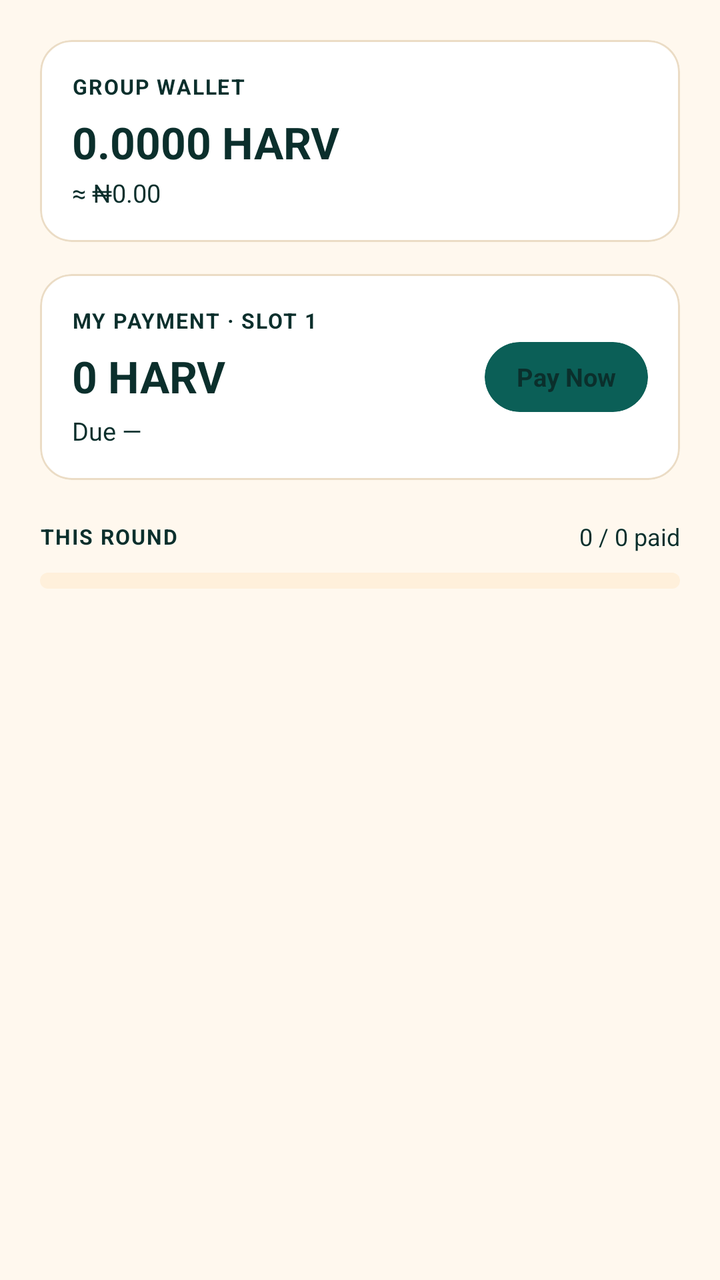
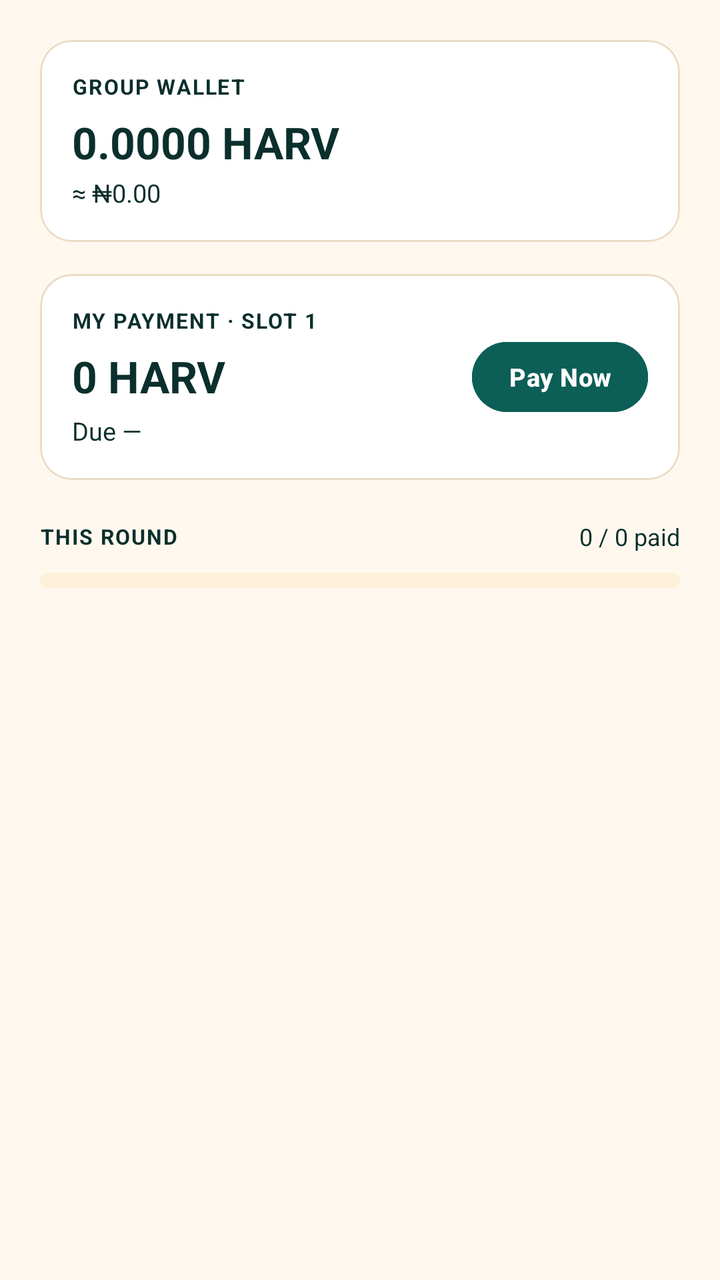

Two renders of the same Android screen: before a commit and after it. Below are the layout's source before the change and the commit's diff.
<!-- AndroidManifest.xml: application theme AppTheme -->
<!-- res/layout/group_payment_fragment.xml -->
<androidx.core.widget.NestedScrollView
	xmlns:android="http://schemas.android.com/apk/res/android"
	xmlns:app="http://schemas.android.com/apk/res-auto"
	xmlns:tools="http://schemas.android.com/tools"
	android:layout_width="match_parent"
	android:layout_height="match_parent"
	android:fillViewport="true"
	android:overScrollMode="never"
	android:background="@color/colorBackground"
	android:id="@+id/_main">
	<LinearLayout
		android:id="@+id/linear126"
		android:layout_width="match_parent"
		android:layout_height="wrap_content"
		android:padding="20dp"
		android:orientation="vertical">
		<com.google.android.material.card.MaterialCardView
			android:id="@+id/card_group_wallet"
			android:layout_width="match_parent"
			android:layout_height="wrap_content"
			android:layout_marginBottom="16dp"
			app:cardBackgroundColor="@color/colorSurface"
			app:cardCornerRadius="16dp"
			app:cardElevation="0dp"
			app:strokeWidth="1dp"
			app:strokeColor="@color/colorCardStroke">
			<LinearLayout
				android:id="@+id/linear3"
				android:layout_width="match_parent"
				android:layout_height="wrap_content"
				android:padding="16dp"
				android:orientation="vertical">
				<TextView
					android:id="@+id/textview7"
					android:layout_width="wrap_content"
					android:layout_height="wrap_content"
					android:text="GROUP WALLET"
					android:textStyle="bold"
					android:textSize="10.5sp"
					android:letterSpacing="0.06" />
				<TextView
					android:id="@+id/tv_group_wallet_balance"
					android:layout_width="wrap_content"
					android:layout_height="wrap_content"
					android:layout_marginTop="6dp"
					android:text="0.0000 HARV"
					android:textSize="22sp"
					android:textStyle="bold" />
				<TextView
					android:id="@+id/tv_group_wallet_ngn"
					android:layout_width="wrap_content"
					android:layout_height="wrap_content"
					android:layout_marginTop="2dp"
					android:text="≈ ₦0.00"
					android:textSize="12.5sp" />
				<LinearLayout
					android:id="@+id/panel_per_slot_amount"
					android:layout_width="match_parent"
					android:layout_height="wrap_content"
					android:layout_marginTop="14dp"
					android:orientation="vertical"
					android:visibility="gone">
					<View
						android:id="@+id/view27"
						android:layout_width="match_parent"
						android:layout_height="1dp"
						android:layout_marginBottom="14dp"
						android:background="@color/colorDivider" />
					<LinearLayout
						android:id="@+id/linear28"
						android:layout_width="match_parent"
						android:layout_height="wrap_content"
						android:gravity="center_vertical"
						android:orientation="horizontal">
						<LinearLayout
							android:id="@+id/linear29"
							android:layout_width="0dp"
							android:layout_height="wrap_content"
							android:orientation="vertical"
							android:layout_weight="1">
							<TextView
								android:id="@+id/textview2"
								android:layout_width="wrap_content"
								android:layout_height="wrap_content"
								android:text="PER SLOT AMOUNT"
								android:textStyle="bold"
								android:textSize="10.5sp"
								android:letterSpacing="0.06" />
							<TextView
								android:id="@+id/tv_per_slot_amount"
								android:layout_width="wrap_content"
								android:layout_height="wrap_content"
								android:layout_marginTop="4dp"
								android:text="0 HARV"
								android:textSize="15sp"
								android:textStyle="bold" />
						</LinearLayout>
						<TextView
							android:id="@+id/btn_edit_slot_amount"
							android:layout_width="wrap_content"
							android:layout_height="wrap_content"
							android:paddingTop="8dp"
							android:paddingBottom="8dp"
							android:text="Edit Amount"
							android:textSize="12sp"
							android:textStyle="bold"
							android:paddingStart="14dp"
							android:paddingEnd="14dp"
							android:backgroundTint="@color/colorAccent" />
					</LinearLayout>
				</LinearLayout>
			</LinearLayout>
		</com.google.android.material.card.MaterialCardView>
		<com.google.android.material.card.MaterialCardView
			android:id="@+id/cardview23"
			android:layout_width="match_parent"
			android:layout_height="wrap_content"
			app:cardBackgroundColor="@color/colorSurface"
			app:cardCornerRadius="16dp"
			app:cardElevation="0dp"
			app:strokeWidth="1dp"
			app:strokeColor="@color/colorCardStroke">
			<LinearLayout
				android:id="@+id/linear127"
				android:layout_width="match_parent"
				android:layout_height="wrap_content"
				android:padding="16dp"
				android:gravity="center_vertical"
				android:orientation="horizontal">
				<LinearLayout
					android:id="@+id/linear128"
					android:layout_width="0dp"
					android:layout_height="wrap_content"
					android:orientation="vertical"
					android:layout_weight="1">
					<TextView
						android:id="@+id/tv_my_payment_label"
						android:layout_width="wrap_content"
						android:layout_height="wrap_content"
						android:text="MY PAYMENT · SLOT 1"
						android:textStyle="bold"
						android:textSize="10.5sp"
						android:letterSpacing="0.06" />
					<TextView
						android:id="@+id/tv_my_payment_amount"
						android:layout_width="wrap_content"
						android:layout_height="wrap_content"
						android:layout_marginTop="6dp"
						android:text="0 HARV"
						android:textSize="22sp"
						android:textStyle="bold" />
					<TextView
						android:id="@+id/tv_my_payment_due"
						android:layout_width="wrap_content"
						android:layout_height="wrap_content"
						android:layout_marginTop="4dp"
						android:text="Due —"
						android:textSize="12.5sp" />
				</LinearLayout>
				<androidx.cardview.widget.CardView
					android:id="@+id/cardview24"
					android:layout_width="wrap_content"
					android:layout_height="wrap_content"
					app:cardBackgroundColor="@color/colorAccent"
					app:cardElevation="0dp"
					app:strokeWidth="1dp"
					app:strokeColor="@color/colorCardStroke"
					app:cardCornerRadius="30dp">
					<TextView
						android:id="@+id/btn_pay_now"
						android:tag="payment_button"
						android:layout_width="match_parent"
						android:layout_height="35dp"
						android:paddingLeft="16dp"
						android:paddingRight="16dp"
						android:gravity="center_horizontal|center_vertical"
						android:text="Pay Now"
						android:textStyle="bold"
						android:textSize="12.5sp"
						android:backgroundTint="@color/colorAccent" />
				</androidx.cardview.widget.CardView>
			</LinearLayout>
		</com.google.android.material.card.MaterialCardView>
		<LinearLayout
			android:id="@+id/panel_type_board"
			android:layout_width="match_parent"
			android:layout_height="wrap_content"
			android:layout_marginTop="16dp"
			android:padding="16dp"
			android:background="@color/colorSurface"
			android:orientation="vertical"
			android:visibility="gone">
			<TextView
				android:id="@+id/tv_type_board_title"
				android:layout_width="match_parent"
				android:layout_height="wrap_content"
				android:text="Payments"
				android:textSize="15sp"
				android:textStyle="bold" />
			<TextView
				android:id="@+id/tv_type_board_subtitle"
				android:layout_width="match_parent"
				android:layout_height="wrap_content"
				android:layout_marginTop="4dp"
				android:text=""
				android:textSize="12.5sp" />
			<LinearLayout
				android:id="@+id/layout_type_board"
				android:layout_width="match_parent"
				android:layout_height="wrap_content"
				android:layout_marginTop="10dp"
				android:orientation="vertical" />
			<TextView
				android:id="@+id/tv_type_board_legend"
				android:layout_width="match_parent"
				android:layout_height="wrap_content"
				android:layout_marginTop="8dp"
				android:text=""
				android:textSize="11sp" />
		</LinearLayout>
		<LinearLayout
			android:id="@+id/panel_fixed_days"
			android:layout_width="match_parent"
			android:layout_height="wrap_content"
			android:layout_marginTop="16dp"
			android:padding="16dp"
			android:background="@color/colorSurface"
			android:orientation="vertical"
			android:visibility="gone">
			<TextView
				android:id="@+id/textview8"
				android:layout_width="match_parent"
				android:layout_height="wrap_content"
				android:text="Daily custody calendar (31 days)"
				android:textSize="14sp"
				android:textStyle="bold" />
			<TextView
				android:id="@+id/tv_fixed_progress"
				android:layout_width="match_parent"
				android:layout_height="wrap_content"
				android:layout_marginTop="4dp"
				android:layout_marginBottom="8dp"
				android:text="0 / 31 days"
				android:textSize="12sp" />
			<androidx.recyclerview.widget.RecyclerView
				android:id="@+id/recycler_fixed_days"
				android:layout_width="match_parent"
				android:layout_height="wrap_content"
				android:nestedScrollingEnabled="false"
				android:overScrollMode="never" />
			<TextView
				android:id="@+id/textview9"
				android:layout_width="match_parent"
				android:layout_height="wrap_content"
				android:layout_marginTop="8dp"
				android:text="Admin holds funds. Month end: 30 days returned to member, 1 day admin fee."
				android:textSize="11sp" />
		</LinearLayout>
		<LinearLayout
			android:id="@+id/linear129"
			android:layout_width="match_parent"
			android:layout_height="wrap_content"
			android:layout_marginTop="20dp"
			android:gravity="center_vertical"
			android:orientation="horizontal">
			<TextView
				android:id="@+id/textview72"
				android:layout_width="0dp"
				android:layout_height="wrap_content"
				android:text="THIS ROUND"
				android:textStyle="bold"
				android:layout_weight="1"
				android:textSize="10.5sp"
				android:letterSpacing="0.06" />
			<TextView
				android:id="@+id/tv_round_paid_count"
				android:layout_width="wrap_content"
				android:layout_height="wrap_content"
				android:text="0 / 0 paid"
				android:textSize="12sp" />
		</LinearLayout>
		<com.google.android.material.progressindicator.LinearProgressIndicator
			android:id="@+id/progress_round_paid"
			android:layout_width="match_parent"
			android:layout_height="wrap_content"
			android:layout_marginTop="10dp"
			app:trackThickness="8dp"
			app:trackCornerRadius="30dp"
			app:indicatorColor="@color/colorAccent"
			app:trackColor="@color/colorSurfaceAlt" />
		<androidx.recyclerview.widget.RecyclerView
			android:id="@+id/recycler_payments"
			android:layout_width="match_parent"
			android:layout_height="wrap_content"
			android:layout_marginTop="12dp"
			android:nestedScrollingEnabled="false"
			android:overScrollMode="never" />
		<TextView
			android:id="@+id/tv_payments_empty"
			android:layout_width="match_parent"
			android:layout_height="wrap_content"
			android:padding="24dp"
			android:gravity="center_horizontal|center_vertical"
			android:text="No payment records for this round yet."
			android:textSize="13sp"
			android:visibility="gone" />
	</LinearLayout>
</androidx.core.widget.NestedScrollView>
<!-- resources referenced by this layout -->
<resources>
  <style name="AppTheme" parent="Theme.MaterialComponents.DayNight.NoActionBar">
          <item name="popupMenuStyle">@style/HarvanaPopupMenu</item>
          <item name="actionOverflowMenuStyle">@style/HarvanaPopupMenu</item>
          
          <item name="spinnerStyle">@style/HarvanaSpinner</item>
          <item name="materialButtonStyle">@style/HarvanaButton</item>
          <item name="materialButtonOutlinedStyle">@style/HarvanaButton.Outlined</item>
          
          <item name="homeAsUpIndicator">@drawable/ic_nav_back</item>
          
          <item name="android:textViewStyle">@style/HarvanaTextView</item>
          <item name="appBarColor">@color/colorBackground</item>
          <item name="onAppBarColor">@color/colorTextPrimary</item>
          <item name="colorSecondary">@color/colorAccent</item>
          <item name="colorOnSecondary">@color/colorTextOnAccent</item>
          <item name="colorPrimaryVariant">@color/colorAccentDark</item>
          <item name="colorSecondaryVariant">@color/colorAccentDark</item>
          <item name="colorError">@color/colorError</item>
          <item name="colorOnError">@color/colorTextPrimaryWhite</item>
          <item name="colorControlActivated">@color/colorAccent</item>
          <item name="colorControlNormal">@color/colorControlNormal</item>
          <item name="colorControlHighlight">@color/colorAccentRipple</item>
          <item name="android:textColorHighlight">@color/colorAccentStroke</item>
          <item name="android:textColorLink">@color/colorAccentStrong</item>
          <item name="android:editTextColor">@color/colorTextPrimary</item>
          <item name="android:navigationBarColor">@color/colorBackground</item>
          <item name="colorPrimary">@color/colorAccent</item>
          <item name="colorPrimaryDark">@color/colorAccentStrong</item>
          <item name="colorAccent">@color/colorAccent</item>
          <item name="colorSurface">@color/colorSurface</item>
          <item name="colorOnPrimary">@color/colorTextOnAccent</item>
          <item name="colorOnSurface">@color/colorTextPrimary</item>
          <item name="colorOnBackground">@color/colorTextPrimary</item>
          <item name="colorOnSurfaceVariant">@color/colorTextSecondary</item>
          <item name="android:textColorPrimary">@color/colorTextPrimary</item>
          <item name="android:textColorSecondary">@color/colorTextSecondary</item>
          <item name="android:textColorHint">@color/colorTextTertiary</item>
          <item name="android:statusBarColor">?attr/appBarColor</item>
          <item name="android:windowLightStatusBar">true</item>
          <item name="android:windowBackground">@color/colorBackground</item>
          <item name="alertDialogTheme">@style/HarvanaAlertDialog</item>
          <item name="materialAlertDialogTheme">@style/HarvanaAlertDialog</item>
          <item name="bottomSheetDialogTheme">@style/HarvanaBottomSheetDialog</item>
      </style>
  <!-- unchanged entries left out for length: 30 -->
</resources>

<!-- the commit's change to res/layout/group_payment_fragment.xml (unified diff, before → after) -->
@@ -60,12 +60,12 @@
 					android:layout_marginTop="14dp"
 					android:orientation="vertical"
 					android:visibility="gone">
-					<View
+					<com.google.android.material.divider.MaterialDivider
 						android:id="@+id/view27"
 						android:layout_width="match_parent"
 						android:layout_height="1dp"
 						android:layout_marginBottom="14dp"
-						android:background="@color/colorDivider" />
+	app:dividerColor="@color/colorDivider"/>
 					<LinearLayout
 						android:id="@+id/linear28"
 						android:layout_width="match_parent"
@@ -95,7 +95,7 @@
 								android:textSize="15sp"
 								android:textStyle="bold" />
 						</LinearLayout>
-						<TextView
+						<com.google.android.material.button.MaterialButton
 							android:id="@+id/btn_edit_slot_amount"
 							android:layout_width="wrap_content"
 							android:layout_height="wrap_content"
@@ -106,7 +106,8 @@
 							android:textStyle="bold"
 							android:paddingStart="14dp"
 							android:paddingEnd="14dp"
-							android:backgroundTint="@color/colorAccent" />
+							android:backgroundTint="@color/colorAccent"
+	android:textAllCaps="false"/>
 					</LinearLayout>
 				</LinearLayout>
 			</LinearLayout>
@@ -166,7 +167,7 @@
 					app:strokeWidth="1dp"
 					app:strokeColor="@color/colorCardStroke"
 					app:cardCornerRadius="30dp">
-					<TextView
+					<com.google.android.material.button.MaterialButton
 						android:id="@+id/btn_pay_now"
 						android:tag="payment_button"
 						android:layout_width="match_parent"
@@ -177,7 +178,8 @@
 						android:text="Pay Now"
 						android:textStyle="bold"
 						android:textSize="12.5sp"
-						android:backgroundTint="@color/colorAccent" />
+						android:backgroundTint="@color/colorAccent"
+	android:textAllCaps="false"/>
 				</androidx.cardview.widget.CardView>
 			</LinearLayout>
 		</com.google.android.material.card.MaterialCardView>
<!-- resource entries referenced after the edit -->
@@ -7,6 +7,9 @@
           <item name="spinnerStyle">@style/HarvanaSpinner</item>
           <item name="materialButtonStyle">@style/HarvanaButton</item>
           <item name="materialButtonOutlinedStyle">@style/HarvanaButton.Outlined</item>
+          <item name="textInputStyle">@style/Harvana.TextInputLayout</item>
+          <item name="materialCardViewStyle">@style/Harvana.Card</item>
+          <item name="borderlessButtonStyle">@style/HarvanaButton.Text</item>
           
           <item name="homeAsUpIndicator">@drawable/ic_nav_back</item>
           
@@ -44,6 +47,30 @@
           <item name="materialAlertDialogTheme">@style/HarvanaAlertDialog</item>
           <item name="bottomSheetDialogTheme">@style/HarvanaBottomSheetDialog</item>
       </style>
+  <style name="Harvana.TextInputLayout" parent="Widget.MaterialComponents.TextInputLayout.OutlinedBox">
+          <item name="boxCornerRadiusTopStart">12dp</item>
+          <item name="boxCornerRadiusTopEnd">12dp</item>
+          <item name="boxCornerRadiusBottomStart">12dp</item>
+          <item name="boxCornerRadiusBottomEnd">12dp</item>
+          <item name="boxStrokeColor">@color/colorAccent</item>
+          <item name="hintTextColor">@color/colorAccent</item>
+          <item name="android:textColorHint">@color/colorTextTertiary</item>
+      </style>
+  <style name="Harvana.Card" parent="Widget.MaterialComponents.CardView">
+          <item name="cardBackgroundColor">@color/colorSurface</item>
+          <item name="cardCornerRadius">16dp</item>
+          <item name="cardElevation">0dp</item>
+          <item name="strokeColor">@color/colorCardStroke</item>
+          <item name="strokeWidth">1dp</item>
+          <item name="rippleColor">@color/colorAccentRipple</item>
+      </style>
+  <style name="HarvanaButton.Text" parent="Widget.MaterialComponents.Button.TextButton">
+          <item name="cornerRadius">12dp</item>
+          <item name="android:textAllCaps">false</item>
+          <item name="android:textStyle">bold</item>
+          <item name="android:textColor">@color/colorAccentStrong</item>
+          <item name="rippleColor">@color/colorAccentRipple</item>
+      </style>
   <!-- unchanged entries left out for length: 30 -->
 </resources>
 
